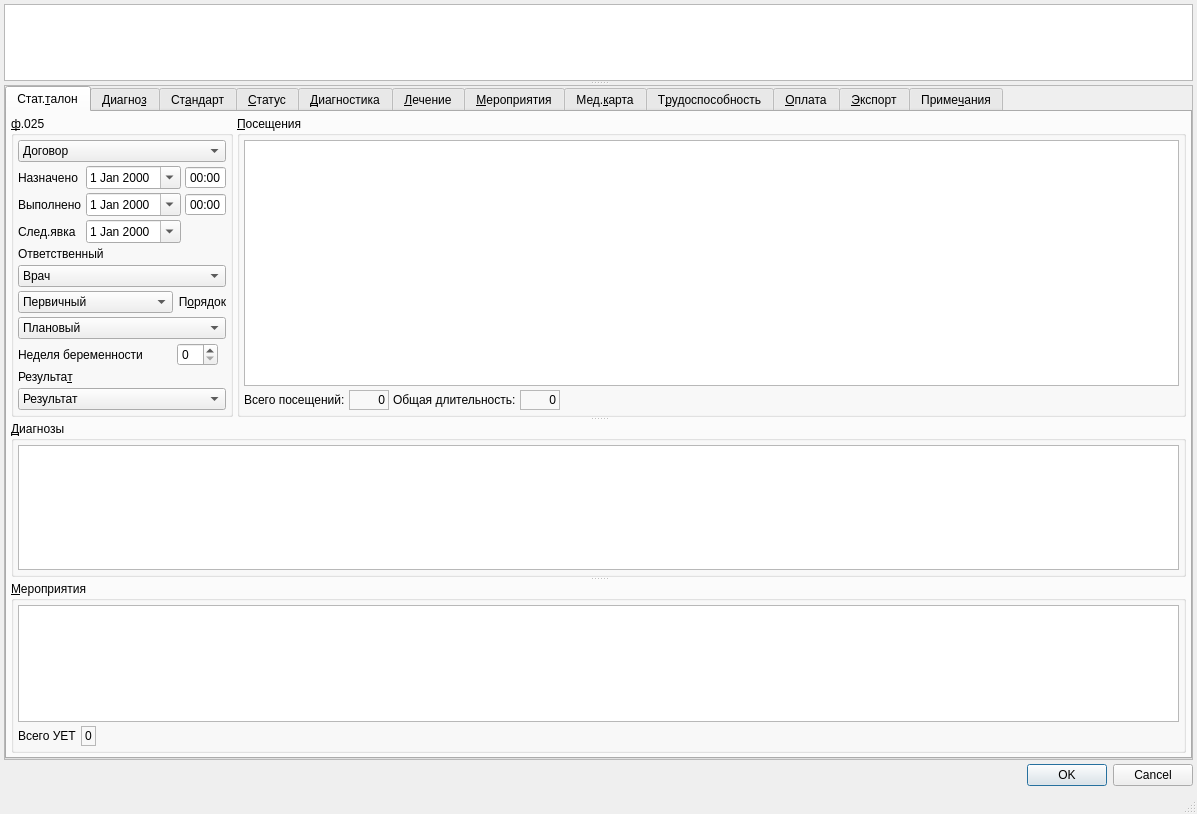
Qt form F025/F025.ui (rusingineer/KPS-Samson) before a commit.
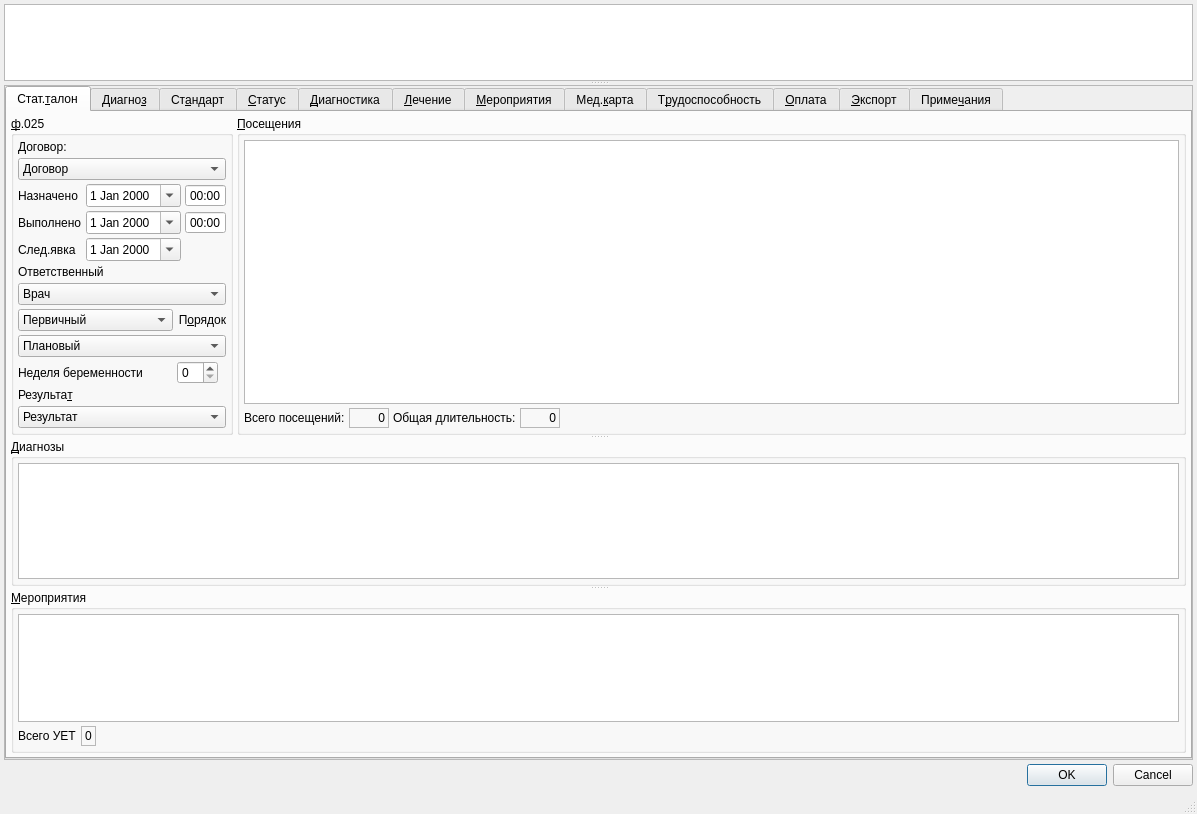
The same form after that commit. Custom widgets are drawn as their Qt base class.

```diff
--- a/F025/F025.ui
+++ b/F025/F025.ui
@@ -217,6 +217,13 @@
                  <number>4</number>
                 </property>
                 <item row="0" column="0" colspan="3">
+                 <widget class="QLabel" name="lblContract">
+                  <property name="text">
+                   <string>Договор:</string>
+                  </property>
+                 </widget>
+                </item>
+                <item row="1" column="0" colspan="3">
                  <widget class="CContractComboBox" name="cmbContract">
                   <property name="sizePolicy">
                    <sizepolicy hsizetype="Preferred" vsizetype="Fixed">
@@ -234,7 +241,7 @@
                   </item>
                  </widget>
                 </item>
-                <item row="1" column="0">
+                <item row="2" column="0">
                  <widget class="QLabel" name="lblBegDate">
                   <property name="sizePolicy">
                    <sizepolicy hsizetype="Preferred" vsizetype="Preferred">
@@ -250,7 +257,7 @@
                   </property>
                  </widget>
                 </item>
-                <item row="1" column="1" colspan="2">
+                <item row="2" column="1" colspan="2">
                  <widget class="QFrame" name="frmBegDateTime">
                   <property name="sizePolicy">
                    <sizepolicy hsizetype="Maximum" vsizetype="Preferred">
@@ -309,7 +316,7 @@
                   </layout>
                  </widget>
                 </item>
-                <item row="2" column="0">
+                <item row="3" column="0">
                  <widget class="QLabel" name="lblEndDate">
                   <property name="sizePolicy">
                    <sizepolicy hsizetype="Preferred" vsizetype="Preferred">
@@ -325,7 +332,7 @@
                   </property>
                  </widget>
                 </item>
-                <item row="2" column="1" colspan="2">
+                <item row="3" column="1" colspan="2">
                  <widget class="QFrame" name="frmEndDateTime">
                   <property name="sizePolicy">
                    <sizepolicy hsizetype="Maximum" vsizetype="Preferred">
@@ -384,7 +391,7 @@
                   </layout>
                  </widget>
                 </item>
-                <item row="3" column="0">
+                <item row="4" column="0">
                  <widget class="QLabel" name="lblNextDate">
                   <property name="sizePolicy">
                    <sizepolicy hsizetype="Preferred" vsizetype="Preferred">
@@ -400,7 +407,7 @@
                   </property>
                  </widget>
                 </item>
-                <item row="3" column="1" colspan="2">
+                <item row="4" column="1" colspan="2">
                  <widget class="QFrame" name="frmNextDateTime">
                   <property name="sizePolicy">
                    <sizepolicy hsizetype="Maximum" vsizetype="Preferred">
@@ -434,7 +441,7 @@
                   </layout>
                  </widget>
                 </item>
-                <item row="4" column="0" colspan="3">
+                <item row="5" column="0" colspan="3">
                  <widget class="QLabel" name="lblPerson">
                   <property name="sizePolicy">
                    <sizepolicy hsizetype="Preferred" vsizetype="Preferred">
@@ -450,7 +457,7 @@
                   </property>
                  </widget>
                 </item>
-                <item row="5" column="0" colspan="3">
+                <item row="6" column="0" colspan="3">
                  <widget class="CPersonComboBoxEx" name="cmbPerson">
                   <property name="sizePolicy">
                    <sizepolicy hsizetype="Preferred" vsizetype="Fixed">
@@ -468,7 +475,7 @@
                   </item>
                  </widget>
                 </item>
-                <item row="8" column="0" colspan="3">
+                <item row="9" column="0" colspan="3">
                  <widget class="CROComboBox" name="cmbOrder">
                   <property name="sizePolicy">
                    <sizepolicy hsizetype="Preferred" vsizetype="Fixed">
@@ -508,7 +515,7 @@
                   </item>
                  </widget>
                 </item>
-                <item row="12" column="0" colspan="3">
+                <item row="13" column="0" colspan="3">
                  <spacer>
                   <property name="orientation">
                    <enum>Qt::Vertical</enum>
@@ -521,7 +528,7 @@
                   </property>
                  </spacer>
                 </item>
-                <item row="9" column="0" colspan="2">
+                <item row="10" column="0" colspan="2">
                  <widget class="QLabel" name="lblPregnancyWeek">
                   <property name="sizePolicy">
                    <sizepolicy hsizetype="Maximum" vsizetype="Preferred">
@@ -537,7 +544,7 @@
                   </property>
                  </widget>
                 </item>
-                <item row="9" column="2">
+                <item row="10" column="2">
                  <widget class="QSpinBox" name="edtPregnancyWeek">
                   <property name="sizePolicy">
                    <sizepolicy hsizetype="Maximum" vsizetype="Fixed">
@@ -550,7 +557,7 @@
                   </property>
                  </widget>
                 </item>
-                <item row="6" column="0" colspan="2">
+                <item row="7" column="0" colspan="2">
                  <widget class="CROComboBox" name="cmbPrimary">
                   <item>
                    <property name="text">
@@ -569,7 +576,7 @@
                   </item>
                  </widget>
                 </item>
-                <item row="6" column="2">
+                <item row="7" column="2">
                  <widget class="QLabel" name="lblOrder">
                   <property name="sizePolicy">
                    <sizepolicy hsizetype="Preferred" vsizetype="Preferred">
@@ -588,7 +595,7 @@
                   </property>
                  </widget>
                 </item>
-                <item row="11" column="0" colspan="3">
+                <item row="12" column="0" colspan="3">
                  <widget class="CRBComboBox" name="cmbResult">
                   <property name="whatsThis">
                    <string>результат осмотра</string>
@@ -600,7 +607,7 @@
                   </item>
                  </widget>
                 </item>
-                <item row="10" column="0" colspan="3">
+                <item row="11" column="0" colspan="3">
                  <widget class="QLabel" name="lblResult">
                   <property name="text">
                    <string>Результа&amp;т</string>
```
